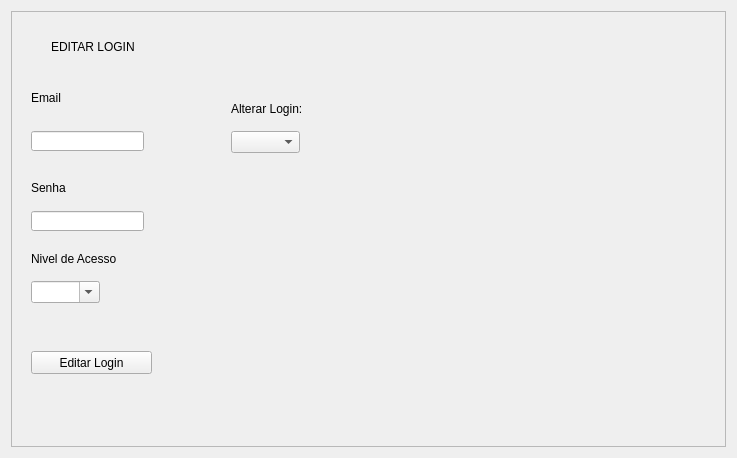
Above: App/view/ui/editarLogin.ui from Senac-SOR-ADS/Mapa-de-Sala before the change. Below: the same form after it.
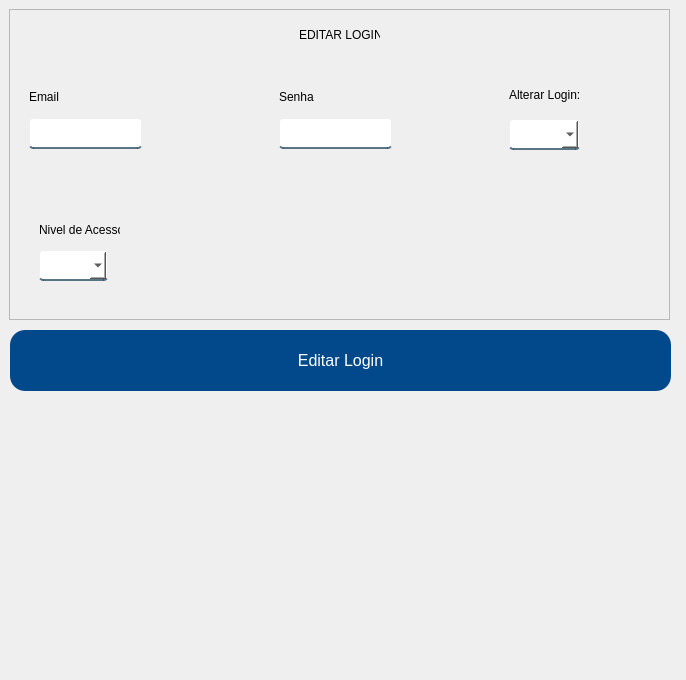
That is the form after the change.

The edit to the form file:
```diff
--- a/App/view/ui/editarLogin.ui
+++ b/App/view/ui/editarLogin.ui
@@ -6,16 +6,47 @@
    <rect>
     <x>0</x>
     <y>0</y>
-    <width>737</width>
-    <height>458</height>
+    <width>686</width>
+    <height>680</height>
    </rect>
   </property>
   <property name="windowTitle">
    <string>Form</string>
   </property>
-  <layout class="QHBoxLayout" name="horizontalLayout">
-   <item>
+  <property name="styleSheet">
+   <string notr="true">QLineEdit, QComboBox {
+	background-color: white;
+	border:2px solid rgba(0,0,0,0);
+	border-radius: 4px;
+	border-bottom-color:rgba(46,82,101,200);
+	color:rgb(0,0,0);
+	padding-bottom:7px;
+}
+ 
+#btnEditarLogin {
+	background-color: #01498a;
+	color: #FFF;
+	border: none;
+	border-radius: 15px;
+}
+ 
+#btnEditarLogin:hover {
+	background-color: #f6921e;
+}
+ 
+#respostas {
+	color: red;
+}</string>
+  </property>
     <widget class="QFrame" name="frame_2">
+   <property name="geometry">
+    <rect>
+     <x>9</x>
+     <y>9</y>
+     <width>661</width>
+     <height>311</height>
+    </rect>
+   </property>
      <property name="frameShape">
       <enum>QFrame::StyledPanel</enum>
      </property>
@@ -26,33 +57,36 @@
       <property name="geometry">
        <rect>
         <x>20</x>
-        <y>120</y>
+      <y>109</y>
         <width>113</width>
-        <height>20</height>
+      <height>31</height>
        </rect>
       </property>
      </widget>
      <widget class="QLineEdit" name="senha">
       <property name="geometry">
        <rect>
-        <x>20</x>
-        <y>200</y>
+      <x>270</x>
+      <y>109</y>
         <width>113</width>
-        <height>20</height>
+      <height>31</height>
        </rect>
       </property>
      </widget>
      <widget class="QComboBox" name="nivelAcesso">
       <property name="geometry">
        <rect>
-        <x>20</x>
-        <y>270</y>
+      <x>30</x>
+      <y>241</y>
         <width>69</width>
-        <height>22</height>
-       </rect>
-      </property>
+      <height>31</height>
+     </rect>
+    </property>
+    <property name="cursor">
+     <cursorShape>PointingHandCursor</cursorShape>
+    </property>
       <property name="editable">
-       <bool>true</bool>
+     <bool>false</bool>
       </property>
      </widget>
      <widget class="QLabel" name="label">
@@ -60,8 +94,8 @@
        <rect>
         <x>20</x>
         <y>80</y>
-        <width>47</width>
-        <height>13</height>
+      <width>41</width>
+      <height>16</height>
        </rect>
       </property>
       <property name="text">
@@ -71,10 +105,10 @@
      <widget class="QLabel" name="label_2">
       <property name="geometry">
        <rect>
-        <x>20</x>
-        <y>170</y>
-        <width>47</width>
-        <height>13</height>
+      <x>270</x>
+      <y>80</y>
+      <width>41</width>
+      <height>16</height>
        </rect>
       </property>
       <property name="text">
@@ -84,35 +118,22 @@
      <widget class="QLabel" name="label_3">
       <property name="geometry">
        <rect>
-        <x>20</x>
-        <y>240</y>
-        <width>91</width>
-        <height>16</height>
+      <x>30</x>
+      <y>210</y>
+      <width>81</width>
+      <height>21</height>
        </rect>
       </property>
       <property name="text">
        <string>Nivel de Acesso</string>
       </property>
      </widget>
-     <widget class="QPushButton" name="btnEditarLogin">
-      <property name="geometry">
-       <rect>
-        <x>20</x>
-        <y>340</y>
-        <width>121</width>
-        <height>23</height>
-       </rect>
-      </property>
-      <property name="text">
-       <string>Editar Login</string>
-      </property>
-     </widget>
      <widget class="QLabel" name="label_4">
       <property name="geometry">
        <rect>
-        <x>40</x>
-        <y>20</y>
-        <width>121</width>
+      <x>290</x>
+      <y>10</y>
+      <width>81</width>
         <height>31</height>
        </rect>
       </property>
@@ -123,18 +144,21 @@
      <widget class="QComboBox" name="alterarLogin">
       <property name="geometry">
        <rect>
-        <x>220</x>
-        <y>120</y>
-        <width>69</width>
-        <height>22</height>
-       </rect>
-      </property>
+      <x>500</x>
+      <y>110</y>
+      <width>71</width>
+      <height>31</height>
+     </rect>
+    </property>
+    <property name="cursor">
+     <cursorShape>PointingHandCursor</cursorShape>
+    </property>
      </widget>
      <widget class="QLabel" name="label_5">
       <property name="geometry">
        <rect>
-        <x>220</x>
-        <y>90</y>
+      <x>500</x>
+      <y>78</y>
         <width>71</width>
         <height>16</height>
        </rect>
@@ -144,9 +168,35 @@
       </property>
      </widget>
     </widget>
-   </item>
-  </layout>
- </widget>
+  <widget class="QPushButton" name="btnEditarLogin">
+   <property name="geometry">
+    <rect>
+     <x>10</x>
+     <y>330</y>
+     <width>661</width>
+     <height>61</height>
+    </rect>
+   </property>
+   <property name="font">
+    <font>
+     <pointsize>12</pointsize>
+    </font>
+   </property>
+   <property name="cursor">
+    <cursorShape>PointingHandCursor</cursorShape>
+   </property>
+   <property name="text">
+    <string>Editar Login</string>
+   </property>
+  </widget>
+ </widget>
+ <tabstops>
+  <tabstop>email</tabstop>
+  <tabstop>senha</tabstop>
+  <tabstop>alterarLogin</tabstop>
+  <tabstop>nivelAcesso</tabstop>
+  <tabstop>btnEditarLogin</tabstop>
+ </tabstops>
  <resources/>
  <connections/>
 </ui>
```
Lines whose indentation alone changed are shown as unchanged.
